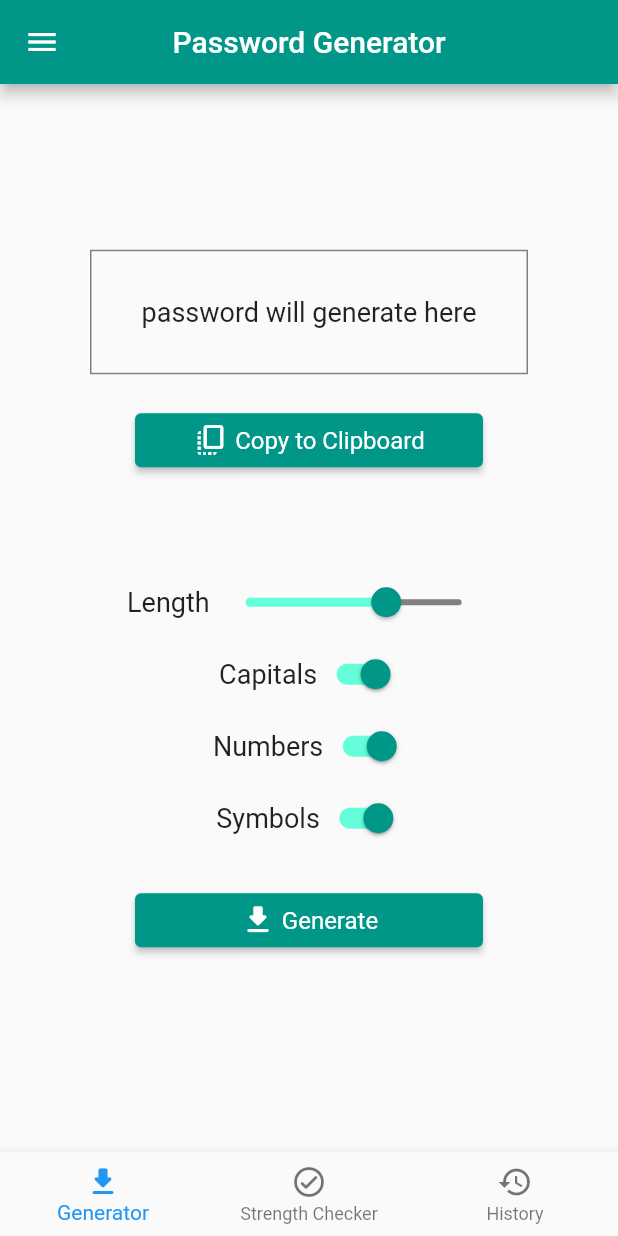
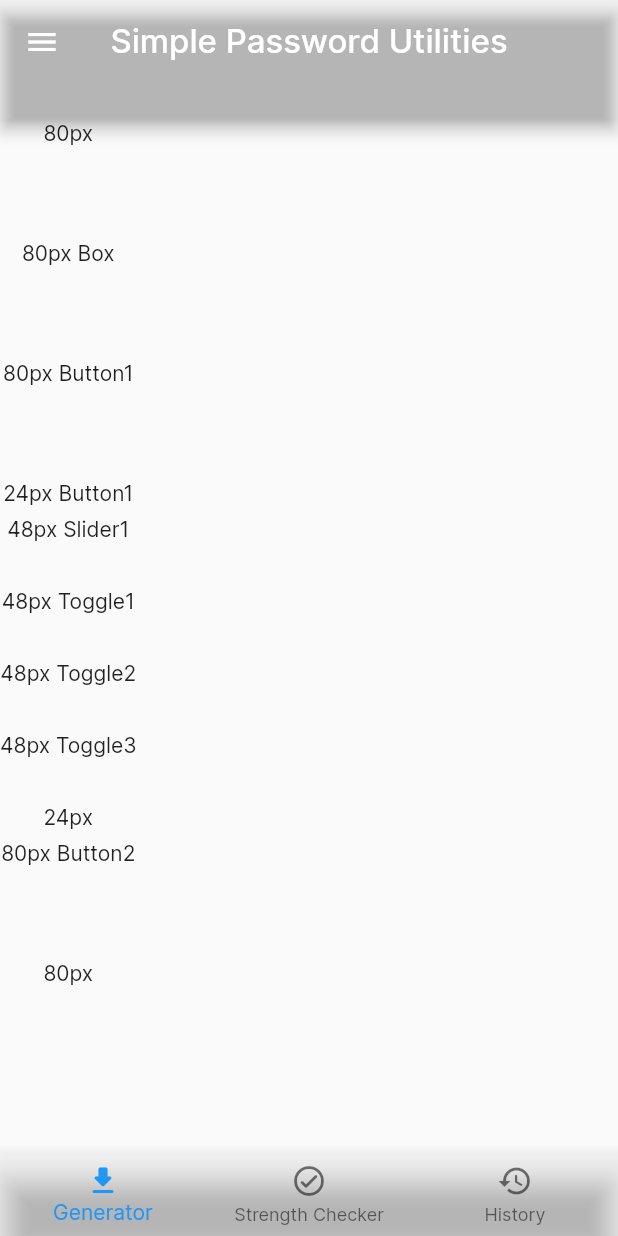
Before and after one commit to aaronjc15128/password_generator, a Flutter app: the screen it shows after launch, on a phone screen of 412 x 824 dp. Run offline on Flutter 3.47's test engine with Material 2 defaults, Android fonts, the phone set to English and light mode, and no system bars.

Commit message:
Added Inter font & Set up grid column

```diff
--- a/lib/main.dart
+++ b/lib/main.dart
@@ -1,4 +1,5 @@
 import 'package:flutter/material.dart';
+// ignore: unnecessary_import
 import 'package:flutter/services.dart';
 
 import 'dart:math';
@@ -33,7 +34,6 @@ class _AppState extends State<App> {
   String stringThemeMode = "System";
 
   // navBarTap()
-  Text appBarText = const Text("Password Generator");
   int navBarIndex = 0;
 
   // generatePassword()
@@ -62,9 +62,11 @@ class _AppState extends State<App> {
   ThemeMode currentThemeMode = ThemeMode.system;
   ThemeData darkTheme = ThemeData(
     brightness: Brightness.dark,
+    fontFamily: "Inter",
   );
   ThemeData lightTheme = ThemeData(
     brightness: Brightness.light,
+    fontFamily: "Inter",
   );
 
 
@@ -92,16 +94,6 @@ class _AppState extends State<App> {
   void navBarTap(int index) {
     setState(() {
       navBarIndex = index;
-
-      if (navBarIndex == 0) {
-        appBarText = const Text("Password Generator");
-      }
-      else if (navBarIndex == 1) {
-        appBarText = const Text("Password Strength Checker");
-      }
-      else if (navBarIndex == 2) {
-        appBarText = const Text("Password History");
-      }
     });
   }
 
@@ -181,6 +173,7 @@ class _AppState extends State<App> {
 
 
   List<Widget> pages() => <Widget>[
+    /*
     /* Generator        */ Column(
       mainAxisAlignment: MainAxisAlignment.center,
       crossAxisAlignment: CrossAxisAlignment.stretch,
@@ -375,6 +368,57 @@ class _AppState extends State<App> {
       ],
     ),
     /* History          */ const Text("History"),
+    */
+
+    // Generator
+    Column(
+      children: <Container>[
+        Container(
+          height: 80,
+          child: const Text("80px"),
+        ),
+        Container(
+          height: 80,
+          child: const Text("80px Box"),
+        ),
+        Container(
+          height: 80,
+          child: const Text("80px Button1"),
+        ),
+        Container(
+          height: 24,
+          child: const Text("24px Button1"),
+        ),
+        Container(
+          height: 48,
+          child: const Text("48px Slider1"),
+        ),
+        Container(
+          height: 48,
+          child: const Text("48px Toggle1"),
+        ),
+        Container(
+          height: 48,
+          child: const Text("48px Toggle2"),
+        ),
+        Container(
+          height: 48,
+          child: const Text("48px Toggle3"),
+        ),
+        Container(
+          height: 24,
+          child: const Text("24px"),
+        ),
+        Container(
+          height: 80,
+          child: const Text("80px Button2"),
+        ),
+        Container(
+          height: 80,
+          child: const Text("80px"),
+        ),
+      ],
+    )
   ];
 
 
@@ -387,10 +431,13 @@ class _AppState extends State<App> {
       themeMode: currentThemeMode,
 
       home: Scaffold(
-        appBar: AppBar(
-          title: appBarText,
+        appBar: PreferredSize(
+          preferredSize: const Size.fromHeight(80),
+          child: AppBar(
+            backgroundColor: Colors.transparent,
+            title: const Text("Simple Password Utilities", style: TextStyle(fontSize: 22)),
             centerTitle: true,
-          backgroundColor: Colors.teal,
+          ),
         ),
 
         drawer: Drawer(
@@ -446,7 +493,10 @@ class _AppState extends State<App> {
           ),
         ),
 
-        bottomNavigationBar: BottomNavigationBar(
+        bottomNavigationBar: PreferredSize(
+          preferredSize: const Size.fromHeight(80),
+          child: BottomNavigationBar(
+            backgroundColor: Colors.transparent,
             items: const <BottomNavigationBarItem>[
               BottomNavigationBarItem(
                 icon: Icon(Icons.get_app_rounded),
@@ -463,6 +513,7 @@ class _AppState extends State<App> {
             ],
             currentIndex: navBarIndex,
             onTap: navBarTap,
+          ),
         ),
 
         body: pages()[navBarIndex]
```
Also changed, not shown: assets/fonts/Inter/OFL.txt (added, +93 -0 lines), pubspec.yaml (+5 -12 lines), assets/fonts/Inter/Inter-VariableFont_slnt,wght.ttf (added), assets/fonts/Inter/README.txt (added), assets/fonts/Inter/static/Inter-Black.ttf (added), assets/fonts/Inter/static/Inter-Bold.ttf (added), assets/fonts/Inter/static/Inter-ExtraBold.ttf (added), assets/fonts/Inter/static/Inter-ExtraLight.ttf (added), assets/fonts/Inter/static/Inter-Light.ttf (added), assets/fonts/Inter/static/Inter-Medium.ttf (added), assets/fonts/Inter/static/Inter-Regular.ttf (added), assets/fonts/Inter/static/Inter-SemiBold.ttf (added), assets/fonts/Inter/static/Inter-Thin.ttf (added). Lines whose indentation alone changed are shown as unchanged.
